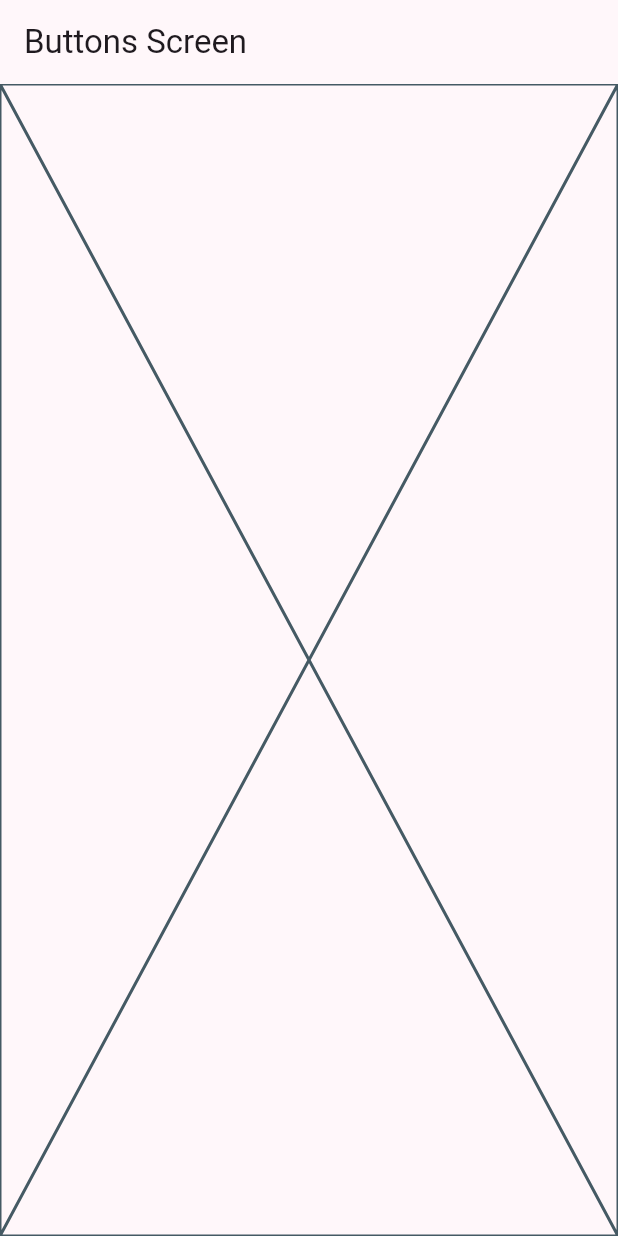
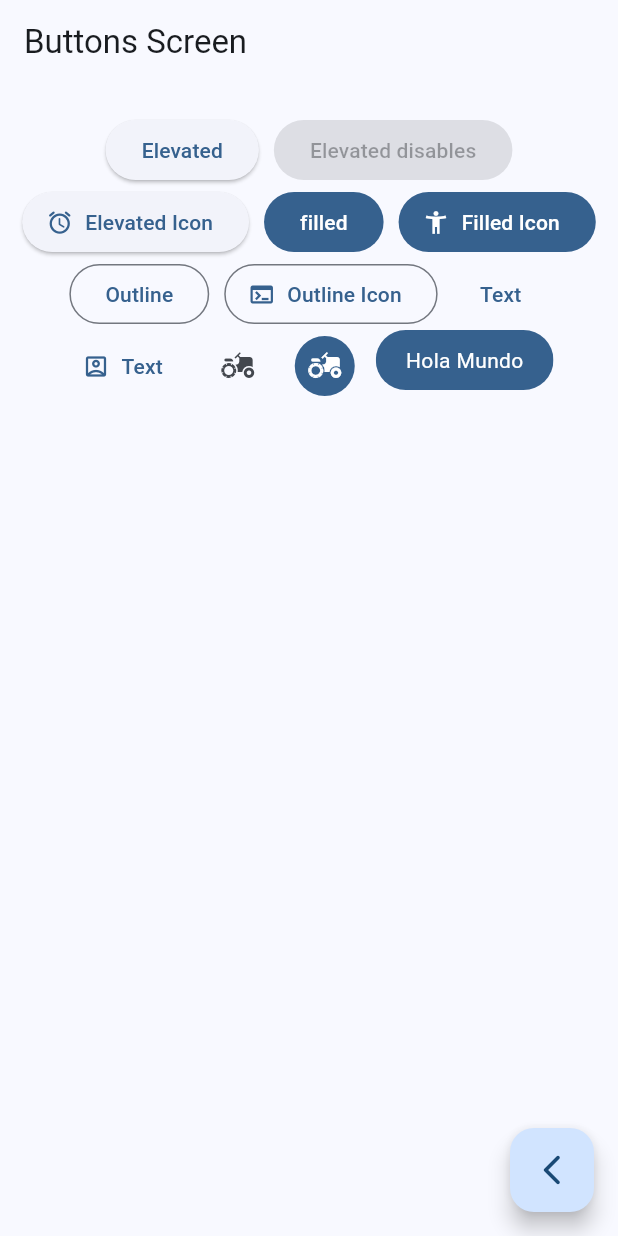
Before and after one commit to diegoquartino/widgets_app, a Flutter app: the ButtonsScreen screen opened by its route, on a phone screen of 412 x 824 dp. Run offline on Flutter 3.47's test engine with Material 2 defaults, Android fonts, the phone set to English and light mode, and no system bars; our stand-ins replace go_router.

Commit message:
Button screen termianda

```diff
--- a/lib/main.dart
+++ b/lib/main.dart
@@ -14,7 +14,7 @@ class MainApp extends StatelessWidget {
     return MaterialApp.router(
       routerConfig: appRouter,
       debugShowCheckedModeBanner: false,
-      theme: AppTheme(selectedColor: 4).getTheme(),
+      theme: AppTheme(selectedColor: 0).getTheme(),
     );
   }
 }
--- a/lib/presentation/screens/buttons/buttons_screen.dart
+++ b/lib/presentation/screens/buttons/buttons_screen.dart
@@ -1,7 +1,7 @@
 import 'package:flutter/material.dart';
+import 'package:go_router/go_router.dart';
 
 class ButtonsScreen extends StatelessWidget {
-
   static const String name = 'button_screen';
 
   const ButtonsScreen({super.key});
@@ -12,7 +12,117 @@ class ButtonsScreen extends StatelessWidget {
       appBar: AppBar(
         title: const Text('Buttons Screen'),
       ),
-      body: const Placeholder(),
+      body: const _ButtonsView(),
+      floatingActionButton: FloatingActionButton(
+        child: Icon(Icons.arrow_back_ios_new_rounded),
+        onPressed: () {
+          context.pop();
+        },
+      ),
     );
   }
 }
+
+class _ButtonsView extends StatelessWidget {
+  const _ButtonsView();
+
+  @override
+  Widget build(BuildContext context) {
+    final colors = Theme.of(context).colorScheme;
+
+    return SizedBox(
+      width: double.infinity,
+      child: Padding(
+        padding: const EdgeInsets.symmetric(horizontal: 10, vertical: 20),
+        child: Wrap(
+          spacing: 10,
+          alignment: WrapAlignment.center,
+          children: [
+            ElevatedButton(
+              onPressed: () {},
+              child: const Text('Elevated'),
+            ),
+            const ElevatedButton(
+              onPressed: null,
+              child: Text('Elevated disables'),
+            ),
+            ElevatedButton.icon(
+              onPressed: () {},
+              icon: const Icon(Icons.access_alarm_rounded),
+              label: const Text('Elevated Icon'),
+            ),
+            FilledButton(
+              onPressed: () {},
+              child: const Text('filled'),
+            ),
+            FilledButton.icon(
+              onPressed: () {},
+              icon: const Icon(Icons.accessibility_new),
+              label: const Text('Filled Icon'),
+            ),
+            OutlinedButton(
+              onPressed: () {},
+              child: const Text('Outline'),
+            ),
+            OutlinedButton.icon(
+              onPressed: () {},
+              icon: const Icon(Icons.terminal),
+              label: const Text('Outline Icon'),
+            ),
+            TextButton(
+              onPressed: () {},
+              child: const Text('Text'),
+            ),
+            TextButton.icon(
+              onPressed: () {},
+              icon: const Icon(Icons.account_box_outlined),
+              label: const Text('Text'),
+            ),
+            IconButton(
+              onPressed: () {},
+              icon: const Icon(Icons.agriculture_sharp),
+            ),
+            IconButton(
+              onPressed: () {},
+              icon: const Icon(Icons.agriculture_sharp),
+              style: ButtonStyle(
+                backgroundColor: MaterialStatePropertyAll(colors.primary),
+                iconColor: const MaterialStatePropertyAll(Colors.white),
+              ),
+            ),
+
+            //> Boton personalizado
+            const CustomButton(),
+          ],
+        ),
+      ),
+    );
+  }
+}
+
+class CustomButton extends StatelessWidget {
+  const CustomButton({super.key});
+
+  @override
+  Widget build(BuildContext context) {
+
+    final colors = Theme.of(context).colorScheme;
+
+    return ClipRRect(
+      borderRadius: BorderRadius.circular(20),
+      child: Material(
+        color: colors.primary,
+        child: InkWell(
+          onTap: (){},
+          child: Padding(
+            padding: const EdgeInsets.symmetric(horizontal: 20, vertical: 10),
+            child: Text(
+              'Hola Mundo',
+              style: TextStyle(color: Colors.white),
+            ),
+          ),
+        ),
+      ),
+    );
+  }
+}
--- a/lib/presentation/screens/home/home_screen.dart
+++ b/lib/presentation/screens/home/home_screen.dart
@@ -1,7 +1,6 @@
 import 'package:flutter/material.dart';
 import 'package:go_router/go_router.dart';
 import 'package:widgets_app/config/theme/menu/menu/menu_item.dart';
-import 'package:widgets_app/presentation/screens/cards/cards_screen.dart';
 
 class HomeScreen extends StatelessWidget {
   static const String name = 'home_screen';
```
